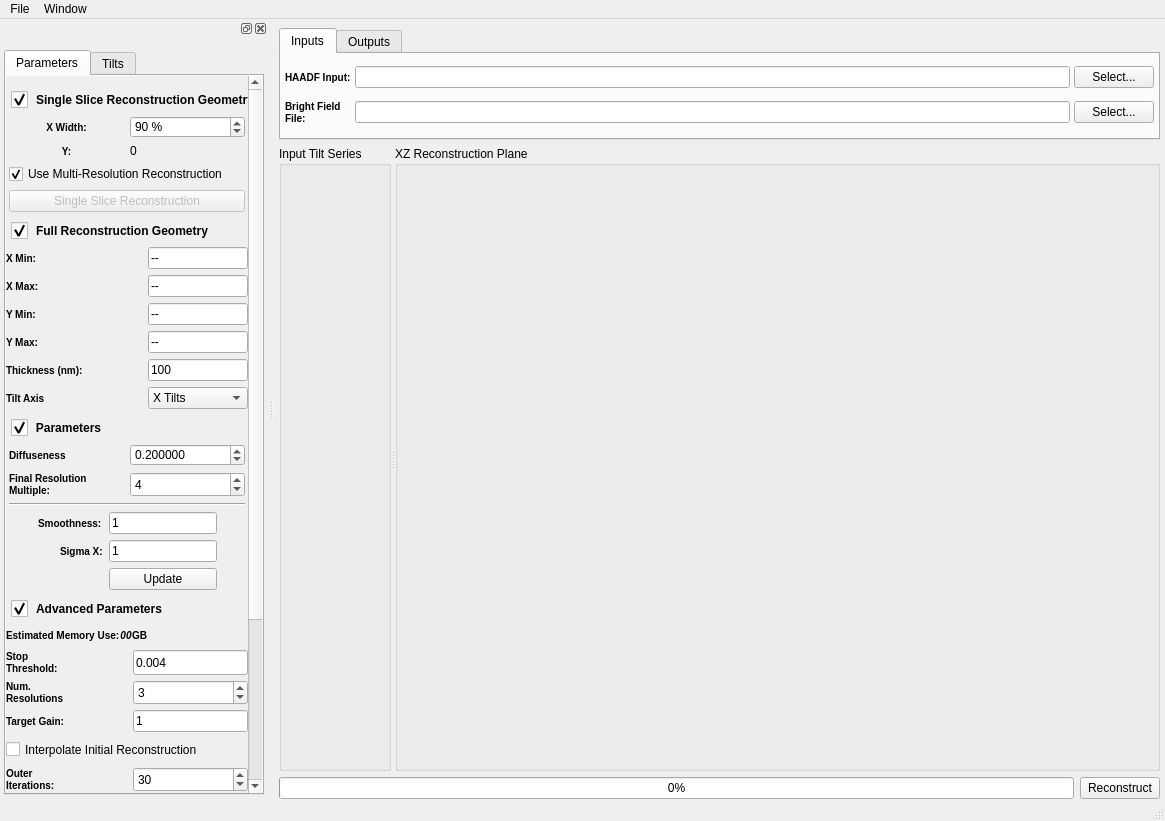
Old version of the form Code/Applications/TomoGui/UI_Files/TomoGui.ui in the repository OpenMBIR/OpenMBIR-TEM.
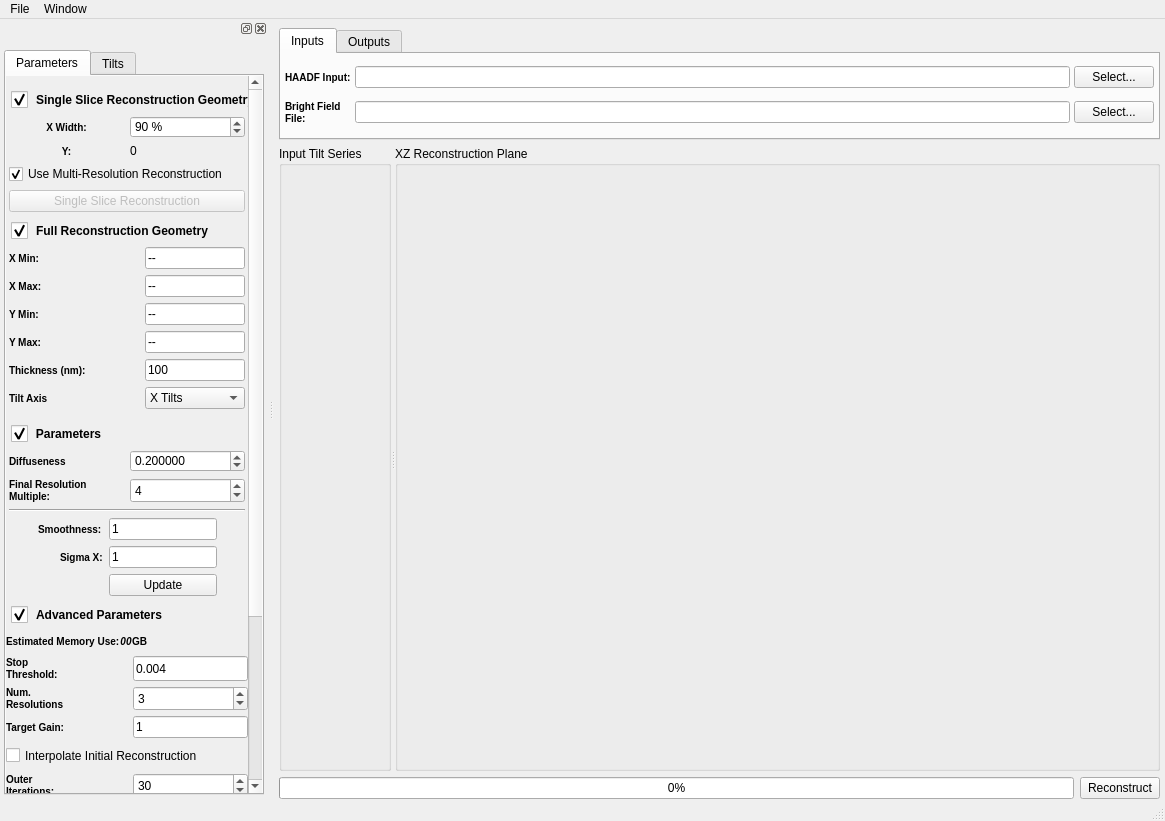
New version of the form. Icons and pictures are not drawn. Custom widgets are drawn as their Qt base class.

Commit message: Fixing some compiler errors under OS X 10.8 Command line tools

The edit to the form file:
```diff
--- a/Code/Applications/TomoGui/UI_Files/TomoGui.ui
+++ b/Code/Applications/TomoGui/UI_Files/TomoGui.ui
@@ -539,7 +539,7 @@
               <x>0</x>
               <y>0</y>
               <width>261</width>
-              <height>928</height>
+              <height>930</height>
              </rect>
             </property>
             <layout class="QVBoxLayout" name="verticalLayout_6">
@@ -755,12 +755,21 @@
                 <bool>true</bool>
                </property>
                <layout class="QGridLayout" name="gridLayout_6">
+                <property name="leftMargin">
+                 <number>3</number>
+                </property>
+                <property name="topMargin">
+                 <number>0</number>
+                </property>
+                <property name="rightMargin">
+                 <number>3</number>
+                </property>
+                <property name="bottomMargin">
+                 <number>6</number>
+                </property>
                 <property name="verticalSpacing">
                  <number>6</number>
                 </property>
-                <property name="margin">
-                 <number>0</number>
-                </property>
                 <item row="5" column="1">
                  <widget class="QComboBox" name="tiltSelection">
                   <item>
```
The commit also changes 2 other files.
